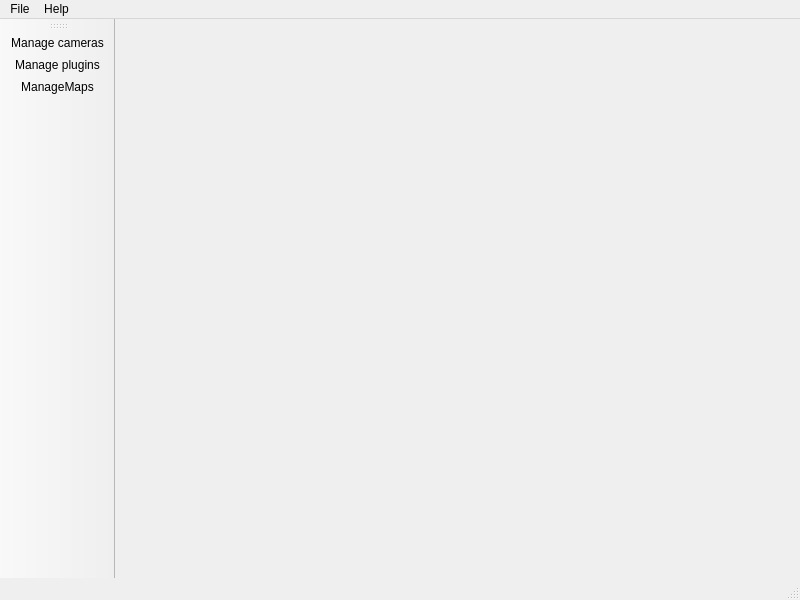
Old version of the form SCHNApps/forms/window.ui in the repository cgogn/CGoGN.
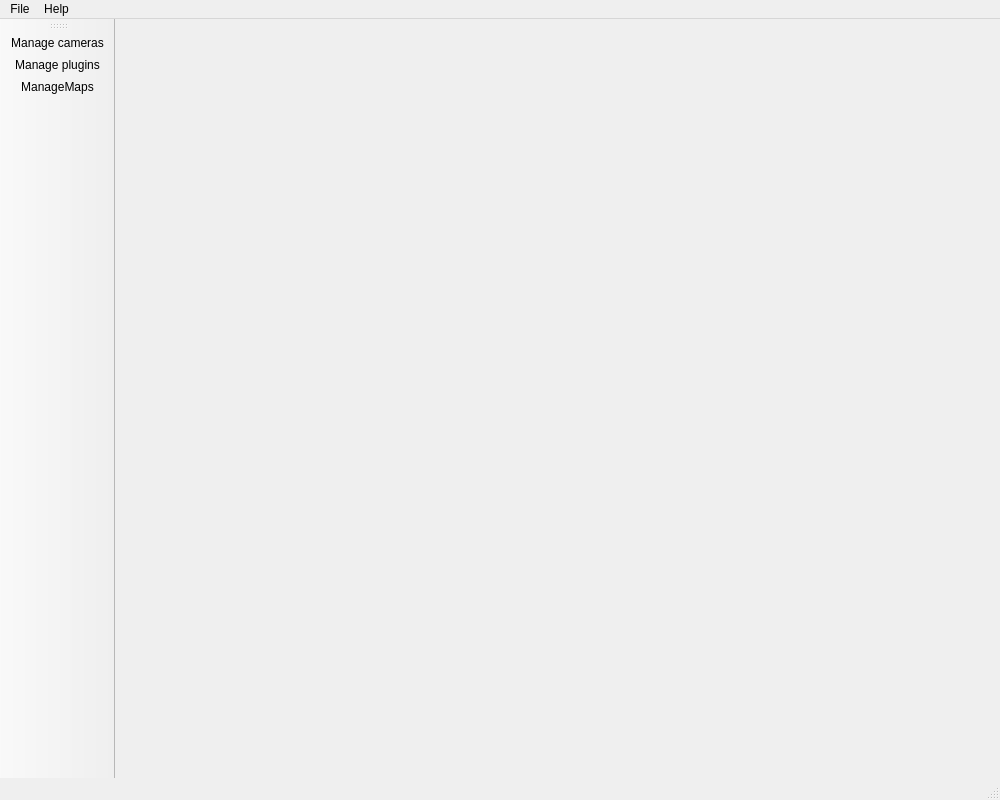
New version of the form. Icons and pictures are not drawn.

What changed in the file:
```diff
--- a/SCHNApps/forms/window.ui
+++ b/SCHNApps/forms/window.ui
@@ -6,8 +6,8 @@
    <rect>
     <x>0</x>
     <y>0</y>
-    <width>800</width>
-    <height>600</height>
+    <width>1000</width>
+    <height>800</height>
    </rect>
   </property>
   <property name="windowTitle">
@@ -23,7 +23,7 @@
     <rect>
      <x>0</x>
      <y>0</y>
-     <width>800</width>
+     <width>1000</width>
      <height>23</height>
     </rect>
    </property>
```
